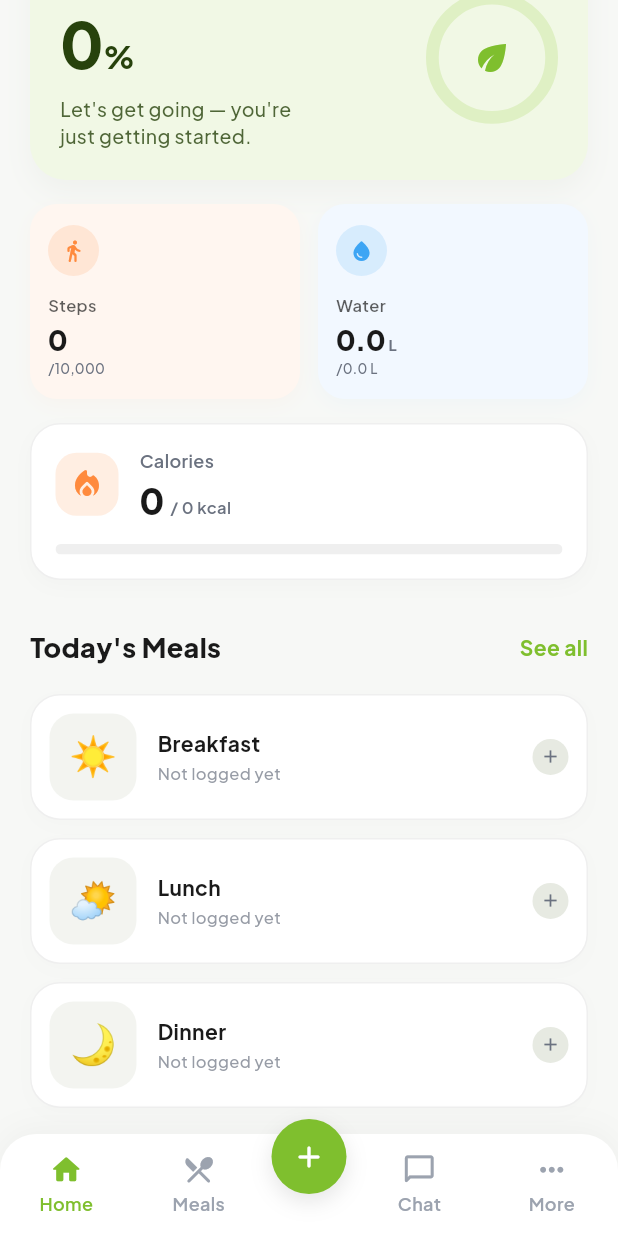
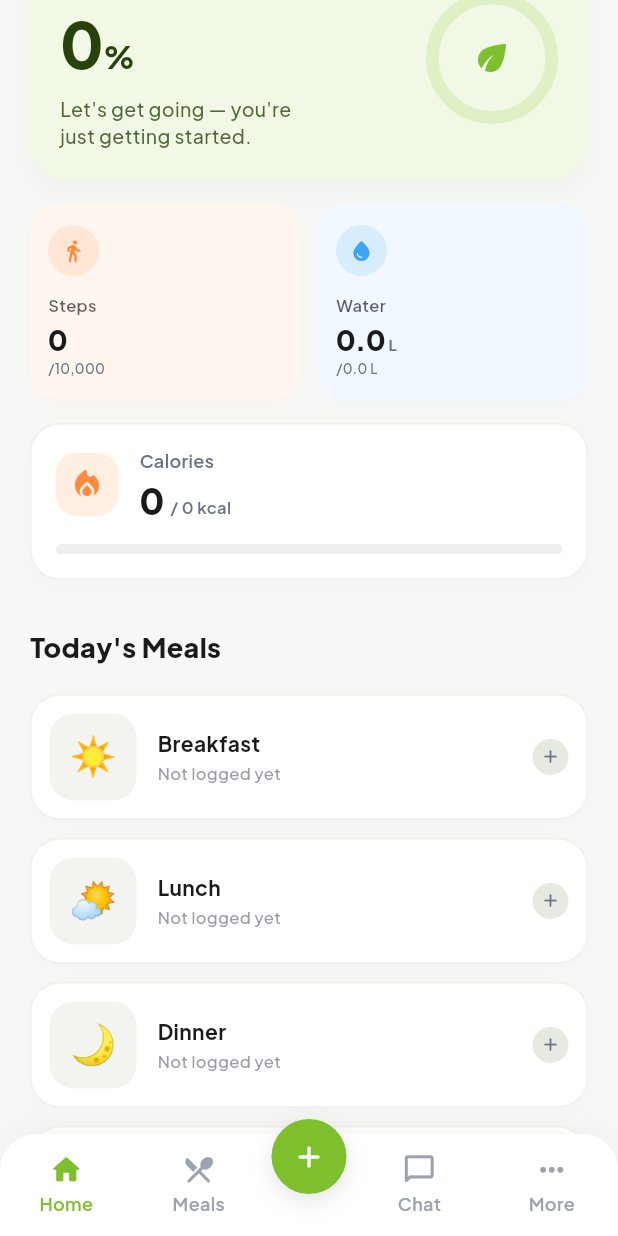
Before and after one commit to abdellatif72/NutriVision-AI-Driven-Dietary-Health-Assistant-T4, a Flutter app: the _MainShellView screen opened directly, scrolled down 138 dp, on a phone screen of 412 x 824 dp. Run offline on Flutter 3.47's test engine with Material 3 defaults, Android fonts, the phone set to English and light mode, and no system bars; our stand-ins replace bloc_concurrency, dartz, dio, equatable, firebase_auth, firebase_core and 9 more; accounts and stored records are empty; network calls fail.

Commit message:
feat(home): add Snack slot to Today's Meals & remove See All button
- Add `snack` to MealSlot enum in HomeCubit
- Fetch and display Snack (🍎) slot alongside Breakfast, Lunch, Dinner
  using real Supabase logged_meals data
- Handle snack case in MealCategoryDetailPage._slotType getter so
  tapping Snack correctly opens the per-slot detail screen
- Remove redundant "See all" button from Today's Meals section header

```diff
--- a/lib/features/main/presentation/cubit/home_cubit.dart
+++ b/lib/features/main/presentation/cubit/home_cubit.dart
@@ -10,7 +10,7 @@ import 'package:flutter_bloc/flutter_bloc.dart';
 
 enum HomeStatus { initial, loading, success, failure }
 
-enum MealSlot { breakfast, lunch, dinner }
+enum MealSlot { breakfast, lunch, dinner, snack }
 
 class MacroSummary extends Equatable {
   const MacroSummary({
@@ -240,6 +240,7 @@ class HomeCubit extends Cubit<HomeState> {
       final breakfastMeals = loggedMeals.where((m) => m.slotType == 'breakfast').toList();
       final lunchMeals = loggedMeals.where((m) => m.slotType == 'lunch').toList();
       final dinnerMeals = loggedMeals.where((m) => m.slotType == 'dinner').toList();
+      final snackMeals = loggedMeals.where((m) => m.slotType == 'snack').toList();
 
       final mealsList = [
         MealEntry(
@@ -262,6 +263,13 @@ class HomeCubit extends Cubit<HomeState> {
           emoji: '🌙',
           description: dinnerMeals.isEmpty ? null : dinnerMeals.map((m) => m.name).join(', '),
           calories: dinnerMeals.isEmpty ? null : dinnerMeals.fold<int>(0, (sum, m) => sum + m.calories),
+        ),
+        MealEntry(
+          slot: MealSlot.snack,
+          title: 'Snack',
+          emoji: '🍎',
+          description: snackMeals.isEmpty ? null : snackMeals.map((m) => m.name).join(', '),
+          calories: snackMeals.isEmpty ? null : snackMeals.fold<int>(0, (sum, m) => sum + m.calories),
         ),
       ];
 
--- a/lib/features/main/presentation/pages/meal_category_detail_page.dart
+++ b/lib/features/main/presentation/pages/meal_category_detail_page.dart
@@ -23,6 +23,8 @@ class MealCategoryDetailPage extends StatelessWidget {
         return 'lunch';
       case MealSlot.dinner:
         return 'dinner';
+      case MealSlot.snack:
+        return 'snack';
     }
   }
 
--- a/lib/features/main/presentation/widgets/todays_meals_list.dart
+++ b/lib/features/main/presentation/widgets/todays_meals_list.dart
@@ -16,10 +16,7 @@ class TodaysMealsList extends StatelessWidget {
       children: [
         Padding(
           padding: const EdgeInsets.fromLTRB(20, 24, 20, 12),
-          child: Row(
-            mainAxisAlignment: MainAxisAlignment.spaceBetween,
-            children: [
-              Text(
+          child: Text(
             Localizations.localeOf(context).languageCode == 'ar'
                 ? 'وجبات اليوم'
                 : "Today's Meals",
@@ -28,21 +25,6 @@ class TodaysMealsList extends StatelessWidget {
               fontWeight: FontWeight.w800,
               color: AfiaColors.textPrimary,
             ),
-              ),
-              GestureDetector(
-                onTap: () {},
-                child: Text(
-                  Localizations.localeOf(context).languageCode == 'ar'
-                      ? 'عرض الكل'
-                      : 'See all',
-                  style: TextStyle(
-                    fontSize: 14,
-                    fontWeight: FontWeight.w700,
-                    color: AfiaColors.primary,
-                  ),
-                ),
-              ),
-            ],
           ),
         ),
         ...meals.map((meal) => _MealRow(meal: meal, onTap: onMealTap != null ? () => onMealTap!(meal) : null)),
```
Lines whose indentation alone changed are shown as unchanged.
